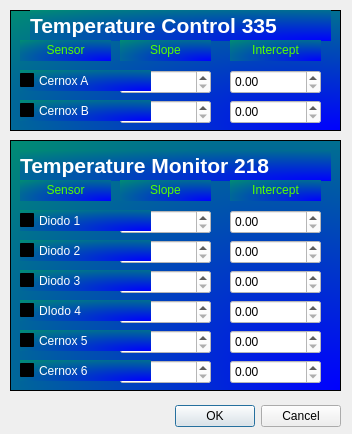
Julian-RC/Inter-Mon-Temp, file MonTemp/fit.ui: the form before one commit.
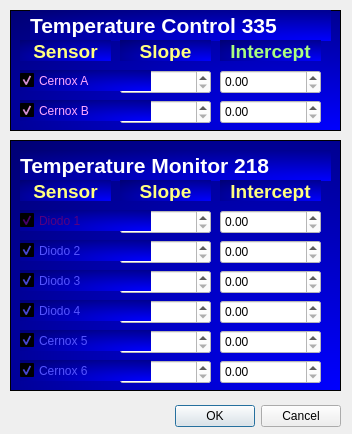
The form after the commit.

Patch:
```diff
--- a/MonTemp/fit.ui
+++ b/MonTemp/fit.ui
@@ -42,7 +42,7 @@
     </rect>
    </property>
    <property name="styleSheet">
-    <string notr="true">background-color: qradialgradient(spread:pad, cx:0.531, cy:0.664773, radius:2, fx:1, fy:1, stop:0 rgba(0,0, 255, 255), stop:1 rgba(0, 255, 0, 255));</string>
+    <string notr="true">background-color: qradialgradient(spread:pad, cx:0.531, cy:0.664773, radius:2, fx:1, fy:1, stop:0 rgb(0, 0, 255), stop:1 rgb(0, 0, 0));</string>
    </property>
    <property name="frameShape">
     <enum>QFrame::StyledPanel</enum>
@@ -92,7 +92,7 @@
      <string notr="true">background-color: rgb(255, 255, 255);</string>
     </property>
    </widget>
-   <widget class="QCheckBox" name="CB">
+   <widget class="QCheckBox" name="CA">
     <property name="geometry">
      <rect>
       <x>10</x>
@@ -103,13 +103,16 @@
     </property>
     <property name="styleSheet">
      <string notr="true">background-color: a( 0);
-color: rgb(255, 255, 255);</string>
+color: rgb(255, 170, 255);</string>
     </property>
     <property name="text">
      <string>Cernox A</string>
     </property>
+    <property name="checked">
+     <bool>true</bool>
+    </property>
    </widget>
-   <widget class="QCheckBox" name="CA_2">
+   <widget class="QCheckBox" name="CB">
     <property name="geometry">
      <rect>
       <x>10</x>
@@ -120,11 +123,14 @@
     </property>
     <property name="styleSheet">
      <string notr="true">background-color: a( 0);
-color: rgb(255, 255, 255);</string>
+color: rgb(255, 170, 255);</string>
     </property>
     <property name="text">
      <string>Cernox B</string>
     </property>
+    <property name="checked">
+     <bool>true</bool>
+    </property>
    </widget>
    <widget class="QLabel" name="label_2">
     <property name="geometry">
@@ -135,21 +141,28 @@
       <height>21</height>
      </rect>
     </property>
+    <property name="styleSheet">
+     <string notr="true">background-color: a(0);
+</string>
+    </property>
     <property name="text">
-     <string>&lt;html&gt;&lt;head/&gt;&lt;body&gt;&lt;p align=&quot;center&quot;&gt;&lt;span style=&quot; color:#55ff00;&quot;&gt;Slope&lt;/span&gt;&lt;/p&gt;&lt;/body&gt;&lt;/html&gt;</string>
+     <string>&lt;html&gt;&lt;head/&gt;&lt;body&gt;&lt;p align=&quot;center&quot;&gt;&lt;span style=&quot; font-size:14pt; font-weight:600; color:#ffff7f;&quot;&gt;Slope&lt;/span&gt;&lt;/p&gt;&lt;/body&gt;&lt;/html&gt;</string>
     </property>
    </widget>
    <widget class="QLabel" name="label_5">
     <property name="geometry">
      <rect>
-      <x>220</x>
+      <x>210</x>
       <y>30</y>
-      <width>91</width>
+      <width>101</width>
       <height>21</height>
      </rect>
     </property>
+    <property name="styleSheet">
+     <string notr="true">background-color: a(0);</string>
+    </property>
     <property name="text">
-     <string>&lt;html&gt;&lt;head/&gt;&lt;body&gt;&lt;p align=&quot;center&quot;&gt;&lt;span style=&quot; color:#55ff00;&quot;&gt;Intercept&lt;/span&gt;&lt;/p&gt;&lt;/body&gt;&lt;/html&gt;</string>
+     <string>&lt;html&gt;&lt;head/&gt;&lt;body&gt;&lt;p align=&quot;center&quot;&gt;&lt;span style=&quot; font-size:14pt; font-weight:600; color:#aaff7f;&quot;&gt;Intercept&lt;/span&gt;&lt;/p&gt;&lt;/body&gt;&lt;/html&gt;</string>
     </property>
    </widget>
    <widget class="QLabel" name="label_6">
@@ -161,16 +174,19 @@
       <height>21</height>
      </rect>
     </property>
+    <property name="styleSheet">
+     <string notr="true">background-color: a(0);</string>
+    </property>
     <property name="text">
-     <string>&lt;html&gt;&lt;head/&gt;&lt;body&gt;&lt;p align=&quot;center&quot;&gt;&lt;span style=&quot; color:#55ff00;&quot;&gt;Sensor&lt;/span&gt;&lt;/p&gt;&lt;/body&gt;&lt;/html&gt;</string>
+     <string>&lt;html&gt;&lt;head/&gt;&lt;body&gt;&lt;p align=&quot;center&quot;&gt;&lt;span style=&quot; font-size:14pt; font-weight:600; color:#ffff7f;&quot;&gt;Sensor&lt;/span&gt;&lt;/p&gt;&lt;/body&gt;&lt;/html&gt;</string>
     </property>
    </widget>
    <widget class="QDoubleSpinBox" name="CA_I">
     <property name="geometry">
      <rect>
-      <x>220</x>
+      <x>210</x>
       <y>60</y>
-      <width>91</width>
+      <width>101</width>
       <height>24</height>
      </rect>
     </property>
@@ -181,9 +197,9 @@
    <widget class="QDoubleSpinBox" name="CB_I">
     <property name="geometry">
      <rect>
-      <x>220</x>
+      <x>210</x>
       <y>90</y>
-      <width>91</width>
+      <width>101</width>
       <height>24</height>
      </rect>
     </property>
@@ -202,7 +218,7 @@
     </rect>
    </property>
    <property name="styleSheet">
-    <string notr="true">background-color: qradialgradient(spread:pad, cx:0.531, cy:0.664773, radius:2, fx:1, fy:1, stop:0 rgba(0,0, 255, 255), stop:1 rgba(0, 255, 0, 255));</string>
+    <string notr="true">background-color: qradialgradient(spread:pad, cx:0.531, cy:0.664773, radius:2, fx:1, fy:1, stop:0 rgb(0, 0, 255), stop:1 rgb(0, 0, 0));</string>
    </property>
    <property name="frameShape">
     <enum>QFrame::StyledPanel</enum>
@@ -305,6 +321,9 @@
     </property>
    </widget>
    <widget class="QCheckBox" name="D1">
+    <property name="enabled">
+     <bool>true</bool>
+    </property>
     <property name="geometry">
      <rect>
       <x>10</x>
@@ -315,11 +334,14 @@
     </property>
     <property name="styleSheet">
      <string notr="true">background-color: a( 0);
-color: rgb(255, 255, 255);</string>
+color: rgb(85, 0, 127);</string>
     </property>
     <property name="text">
      <string>Diodo 1</string>
     </property>
+    <property name="checked">
+     <bool>true</bool>
+    </property>
    </widget>
    <widget class="QCheckBox" name="C6">
     <property name="geometry">
@@ -332,11 +354,14 @@
     </property>
     <property name="styleSheet">
      <string notr="true">background-color: a( 0);
-color: rgb(255, 255, 255);</string>
+color: rgb(85, 85, 255);</string>
     </property>
     <property name="text">
      <string>Cernox 6</string>
     </property>
+    <property name="checked">
+     <bool>true</bool>
+    </property>
    </widget>
    <widget class="QCheckBox" name="C5">
     <property name="geometry">
@@ -349,11 +374,14 @@
     </property>
     <property name="styleSheet">
      <string notr="true">background-color: a( 0);
-color: rgb(255, 255, 255);</string>
+color: rgb(85, 85, 255);</string>
     </property>
     <property name="text">
      <string>Cernox 5</string>
     </property>
+    <property name="checked">
+     <bool>true</bool>
+    </property>
    </widget>
    <widget class="QCheckBox" name="D4">
     <property name="geometry">
@@ -366,10 +394,13 @@
     </property>
     <property name="styleSheet">
      <string notr="true">background-color: a( 0);
-color: rgb(255, 255, 255);</string>
+color: rgb(85, 85, 255);</string>
     </property>
     <property name="text">
-     <string>DIodo 4</string>
+     <string>Diodo 4</string>
+    </property>
+    <property name="checked">
+     <bool>true</bool>
     </property>
    </widget>
    <widget class="QCheckBox" name="D3">
@@ -383,13 +414,19 @@
     </property>
     <property name="styleSheet">
      <string notr="true">background-color: a( 0);
-color: rgb(255, 255, 255);</string>
+color: rgb(85, 85, 255);</string>
     </property>
     <property name="text">
      <string>Diodo 3</string>
     </property>
+    <property name="checked">
+     <bool>true</bool>
+    </property>
    </widget>
    <widget class="QCheckBox" name="D2">
+    <property name="enabled">
+     <bool>true</bool>
+    </property>
     <property name="geometry">
      <rect>
       <x>10</x>
@@ -399,12 +436,15 @@
      </rect>
     </property>
     <property name="styleSheet">
-     <string notr="true">background-color: a( 0);
-color: rgb(255, 255, 255);</string>
+     <string notr="true">background-color: a( 0);color: rgb(85, 85, 255);
+</string>
     </property>
     <property name="text">
      <string>Diodo 2</string>
     </property>
+    <property name="checked">
+     <bool>true</bool>
+    </property>
    </widget>
    <widget class="QLabel" name="label_7">
     <property name="geometry">
@@ -415,8 +455,11 @@
       <height>21</height>
      </rect>
     </property>
+    <property name="styleSheet">
+     <string notr="true">background-color: a(0);</string>
+    </property>
     <property name="text">
-     <string>&lt;html&gt;&lt;head/&gt;&lt;body&gt;&lt;p align=&quot;center&quot;&gt;&lt;span style=&quot; color:#55ff00;&quot;&gt;Sensor&lt;/span&gt;&lt;/p&gt;&lt;/body&gt;&lt;/html&gt;</string>
+     <string>&lt;html&gt;&lt;head/&gt;&lt;body&gt;&lt;p align=&quot;center&quot;&gt;&lt;span style=&quot; font-size:14pt; font-weight:600; color:#ffff7f;&quot;&gt;Sensor&lt;/span&gt;&lt;/p&gt;&lt;/body&gt;&lt;/html&gt;</string>
     </property>
    </widget>
    <widget class="QLabel" name="label_3">
@@ -428,29 +471,35 @@
       <height>21</height>
      </rect>
     </property>
+    <property name="styleSheet">
+     <string notr="true">background-color: a(0);</string>
+    </property>
     <property name="text">
-     <string>&lt;html&gt;&lt;head/&gt;&lt;body&gt;&lt;p align=&quot;center&quot;&gt;&lt;span style=&quot; color:#55ff00;&quot;&gt;Slope&lt;/span&gt;&lt;/p&gt;&lt;/body&gt;&lt;/html&gt;</string>
+     <string>&lt;html&gt;&lt;head/&gt;&lt;body&gt;&lt;p align=&quot;center&quot;&gt;&lt;span style=&quot; font-size:14pt; font-weight:600; color:#ffff7f;&quot;&gt;Slope&lt;/span&gt;&lt;/p&gt;&lt;/body&gt;&lt;/html&gt;</string>
     </property>
    </widget>
    <widget class="QLabel" name="label_8">
     <property name="geometry">
      <rect>
-      <x>220</x>
+      <x>210</x>
       <y>40</y>
-      <width>91</width>
+      <width>101</width>
       <height>21</height>
      </rect>
     </property>
+    <property name="styleSheet">
+     <string notr="true">background-color: a(0);</string>
+    </property>
     <property name="text">
-     <string>&lt;html&gt;&lt;head/&gt;&lt;body&gt;&lt;p align=&quot;center&quot;&gt;&lt;span style=&quot; color:#55ff00;&quot;&gt;Intercept&lt;/span&gt;&lt;/p&gt;&lt;/body&gt;&lt;/html&gt;</string>
+     <string>&lt;html&gt;&lt;head/&gt;&lt;body&gt;&lt;p align=&quot;center&quot;&gt;&lt;span style=&quot; font-size:14pt; font-weight:600; color:#ffff7f;&quot;&gt;Intercept&lt;/span&gt;&lt;/p&gt;&lt;/body&gt;&lt;/html&gt;</string>
     </property>
    </widget>
    <widget class="QDoubleSpinBox" name="D1_I">
     <property name="geometry">
      <rect>
-      <x>220</x>
+      <x>210</x>
       <y>70</y>
-      <width>91</width>
+      <width>101</width>
       <height>24</height>
      </rect>
     </property>
@@ -461,9 +510,9 @@
    <widget class="QDoubleSpinBox" name="D2_I">
     <property name="geometry">
      <rect>
-      <x>220</x>
+      <x>210</x>
       <y>100</y>
-      <width>91</width>
+      <width>101</width>
       <height>24</height>
      </rect>
     </property>
@@ -474,9 +523,9 @@
    <widget class="QDoubleSpinBox" name="D3_I">
     <property name="geometry">
      <rect>
-      <x>220</x>
+      <x>210</x>
       <y>130</y>
-      <width>91</width>
+      <width>101</width>
       <height>24</height>
      </rect>
     </property>
@@ -487,9 +536,9 @@
    <widget class="QDoubleSpinBox" name="D4_I">
     <property name="geometry">
      <rect>
-      <x>220</x>
+      <x>210</x>
       <y>160</y>
-      <width>91</width>
+      <width>101</width>
       <height>24</height>
      </rect>
     </property>
@@ -500,9 +549,9 @@
    <widget class="QDoubleSpinBox" name="C5_I">
     <property name="geometry">
      <rect>
-      <x>220</x>
+      <x>210</x>
       <y>190</y>
-      <width>91</width>
+      <width>101</width>
       <height>24</height>
      </rect>
     </property>
@@ -513,9 +562,9 @@
    <widget class="QDoubleSpinBox" name="C6_I">
     <property name="geometry">
      <rect>
-      <x>220</x>
+      <x>210</x>
       <y>220</y>
-      <width>91</width>
+      <width>101</width>
       <height>24</height>
      </rect>
     </property>
```
